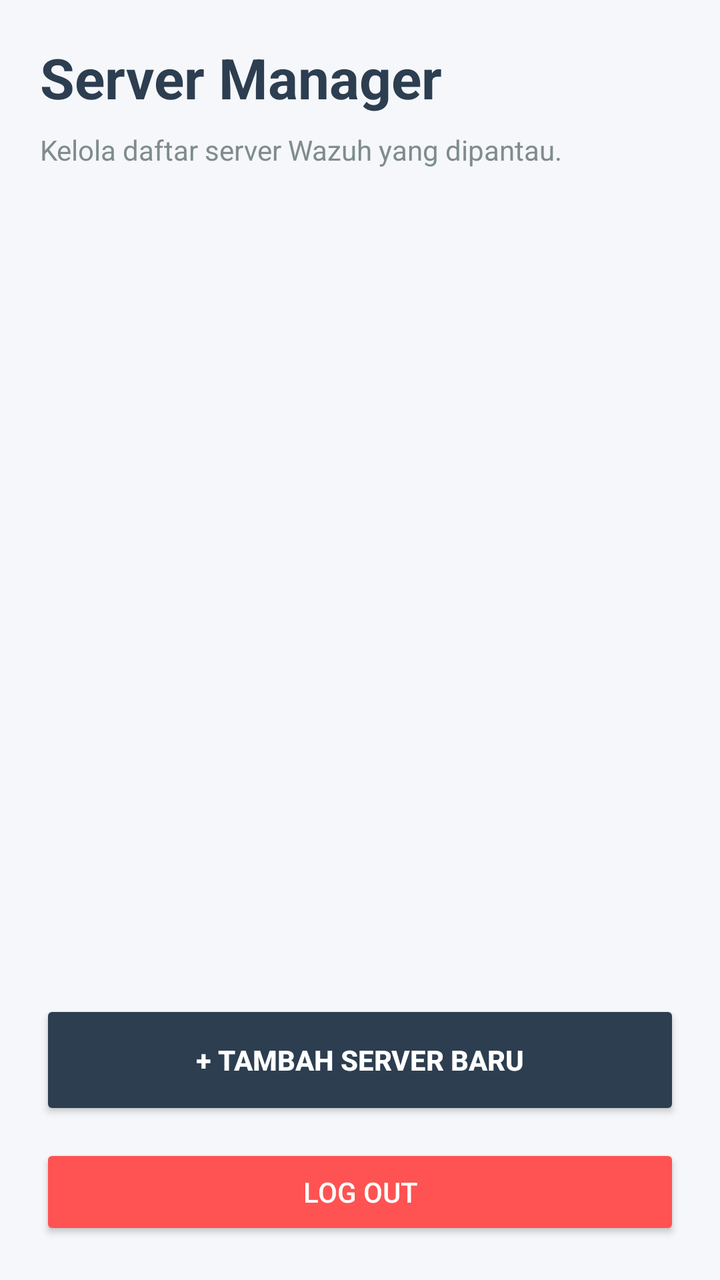
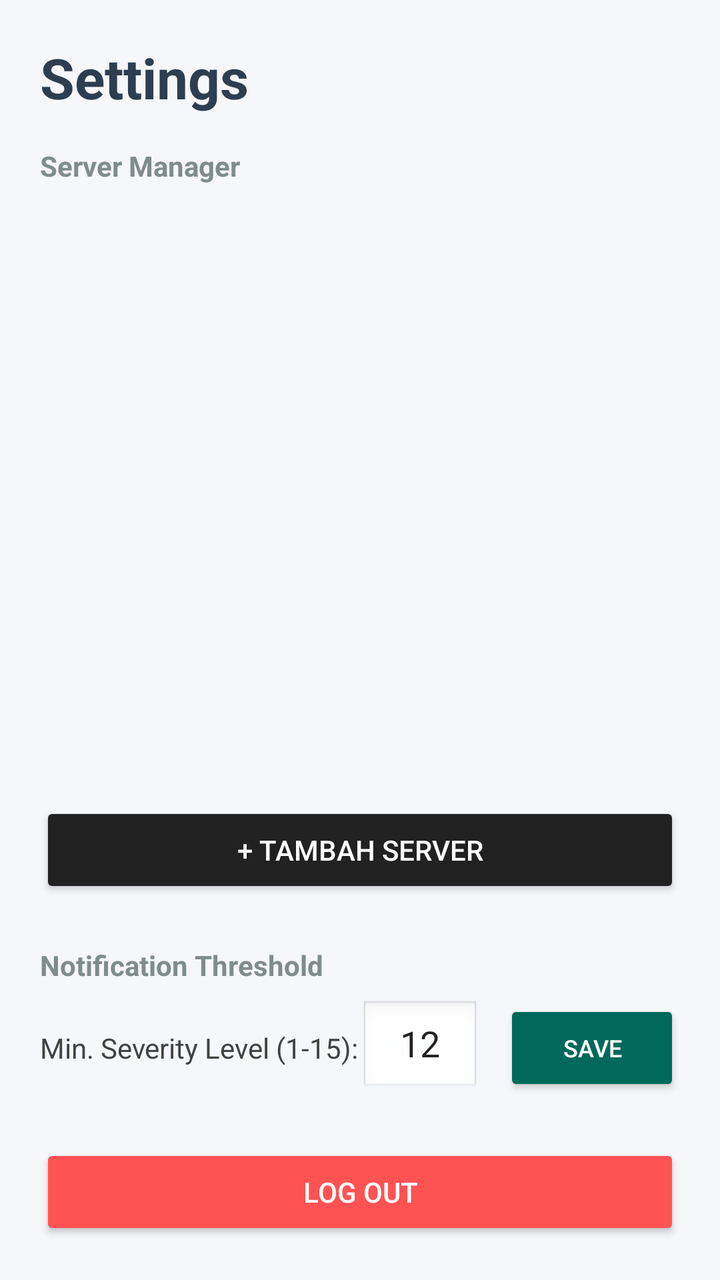

Compare the two renders of this Android layout. The source of the first and the diff that turns it into the second are given below.
<!-- AndroidManifest.xml: application theme Theme.WazuhMobile -->
<!-- res/layout/fragment_settings.xml -->
<?xml version="1.0" encoding="utf-8"?>
<LinearLayout xmlns:android="http://schemas.android.com/apk/res/android"
    android:layout_width="match_parent"
    android:layout_height="match_parent"
    android:orientation="vertical"
    android:background="@color/background_light"
    android:padding="20dp">

    <TextView
        android:layout_width="wrap_content"
        android:layout_height="wrap_content"
        android:text="Server Manager"
        android:textSize="28sp"
        android:textStyle="bold"
        android:textColor="@color/text_primary"
        android:layout_marginBottom="8dp"/>

    <TextView
        android:layout_width="wrap_content"
        android:layout_height="wrap_content"
        android:text="Kelola daftar server Wazuh yang dipantau."
        android:textColor="@color/text_secondary"
        android:layout_marginBottom="24dp"/>

    <androidx.recyclerview.widget.RecyclerView
        android:id="@+id/rvServers"
        android:layout_width="match_parent"
        android:layout_height="0dp"
        android:layout_weight="1"
        android:layout_marginBottom="16dp"/>

    <Button
        android:id="@+id/btnAddServer"
        android:layout_width="match_parent"
        android:layout_height="60dp"
        android:text="+ Tambah Server Baru"
        android:backgroundTint="@color/text_primary"
        android:textColor="@color/white"
        android:textStyle="bold"
        android:layout_marginBottom="12dp"/>

    <Button
        android:id="@+id/btnLogout"
        android:layout_width="match_parent"
        android:layout_height="wrap_content"
        android:text="Log Out"
        android:backgroundTint="#FF5252"
        android:textColor="@color/white"/>

</LinearLayout>
<!-- resources referenced by this layout -->
<resources>
  <color name="background_light">#F5F7FA</color>
  <color name="text_primary">#2C3E50</color>
  <color name="text_secondary">#7F8C8D</color>
  <color name="white">#FFFFFFFF</color>
  <style name="Theme.WazuhMobile" parent="Theme.MaterialComponents.DayNight.NoActionBar">
          
          <item name="colorPrimary">@color/wazuh_primary</item>
          <item name="colorPrimaryVariant">@color/wazuh_primary_dark</item>
          <item name="colorOnPrimary">@color/white</item>
          
          <item name="colorSecondary">@color/wazuh_secondary</item>
          <item name="colorSecondaryVariant">@color/wazuh_secondary</item>
          <item name="colorOnSecondary">@color/black</item>
          
          <item name="android:statusBarColor">@color/wazuh_primary</item>
          
          <item name="android:windowBackground">@color/background_light</item>
      </style>
  <color name="wazuh_primary">#2E4A7A</color>
  <color name="wazuh_primary_dark">#1E3A6A</color>
  <color name="wazuh_secondary">#4A90E2</color>
  <color name="black">#FF000000</color>
</resources>

<!-- the commit's change to res/layout/fragment_settings.xml (unified diff, before → after) -->
@@ -9,35 +9,78 @@
     <TextView
         android:layout_width="wrap_content"
         android:layout_height="wrap_content"
-        android:text="Server Manager"
+        android:text="Settings"
         android:textSize="28sp"
         android:textStyle="bold"
         android:textColor="@color/text_primary"
-        android:layout_marginBottom="8dp"/>
+        android:layout_marginBottom="16dp"/>
 
     <TextView
         android:layout_width="wrap_content"
         android:layout_height="wrap_content"
-        android:text="Kelola daftar server Wazuh yang dipantau."
-        android:textColor="@color/text_secondary"
-        android:layout_marginBottom="24dp"/>
+        android:text="Server Manager"
+        android:textStyle="bold"
+        android:textColor="@color/text_secondary"/>
 
     <androidx.recyclerview.widget.RecyclerView
         android:id="@+id/rvServers"
         android:layout_width="match_parent"
         android:layout_height="0dp"
         android:layout_weight="1"
-        android:layout_marginBottom="16dp"/>
+        android:layout_marginBottom="8dp"
+        android:layout_marginTop="8dp"/>
 
     <Button
         android:id="@+id/btnAddServer"
         android:layout_width="match_parent"
-        android:layout_height="60dp"
-        android:text="+ Tambah Server Baru"
-        android:backgroundTint="@color/text_primary"
-        android:textColor="@color/white"
+        android:layout_height="wrap_content"
+        android:text="+ Tambah Server"
+        android:backgroundTint="#212121"
+        android:textColor="#FFFFFF"
+        android:layout_marginBottom="24dp"/>
+
+    <TextView
+        android:layout_width="wrap_content"
+        android:layout_height="wrap_content"
+        android:text="Notification Threshold"
         android:textStyle="bold"
-        android:layout_marginBottom="12dp"/>
+        android:textColor="@color/text_secondary"/>
+
+    <LinearLayout
+        android:layout_width="match_parent"
+        android:layout_height="wrap_content"
+        android:orientation="horizontal"
+        android:gravity="center_vertical"
+        android:layout_marginTop="8dp"
+        android:layout_marginBottom="24dp">
+
+        <TextView
+            android:layout_width="0dp"
+            android:layout_height="wrap_content"
+            android:layout_weight="1"
+            android:text="Min. Severity Level (1-15):"
+            android:textSize="14sp"
+            android:textColor="#424242"/>
+
+        <EditText
+            android:id="@+id/etMinSeverity"
+            android:layout_width="60dp"
+            android:layout_height="wrap_content"
+            android:inputType="number"
+            android:text="12"
+            android:gravity="center"
+            android:background="@android:drawable/edit_text"
+            android:layout_marginEnd="12dp"/>
+
+        <Button
+            android:id="@+id/btnSaveSeverity"
+            android:layout_width="wrap_content"
+            android:layout_height="48dp"
+            android:text="Save"
+            android:textSize="12sp"
+            android:backgroundTint="#00695C"
+            android:textColor="#FFFFFF"/>
+    </LinearLayout>
 
     <Button
         android:id="@+id/btnLogout"
@@ -45,6 +88,6 @@
         android:layout_height="wrap_content"
         android:text="Log Out"
         android:backgroundTint="#FF5252"
-        android:textColor="@color/white"/>
+        android:textColor="#FFFFFF"/>
 
 </LinearLayout>
<!-- resource entries referenced after the edit -->
@@ -3,7 +3,6 @@
   <color name="background_light">#F5F7FA</color>
   <color name="text_primary">#2C3E50</color>
   <color name="text_secondary">#7F8C8D</color>
-  <color name="white">#FFFFFFFF</color>
   <style name="Theme.WazuhMobile" parent="Theme.MaterialComponents.DayNight.NoActionBar">
           
           <item name="colorPrimary">@color/wazuh_primary</item>
@@ -20,6 +19,7 @@
       </style>
   <color name="wazuh_primary">#2E4A7A</color>
   <color name="wazuh_primary_dark">#1E3A6A</color>
+  <color name="white">#FFFFFFFF</color>
   <color name="wazuh_secondary">#4A90E2</color>
   <color name="black">#FF000000</color>
 </resources>
